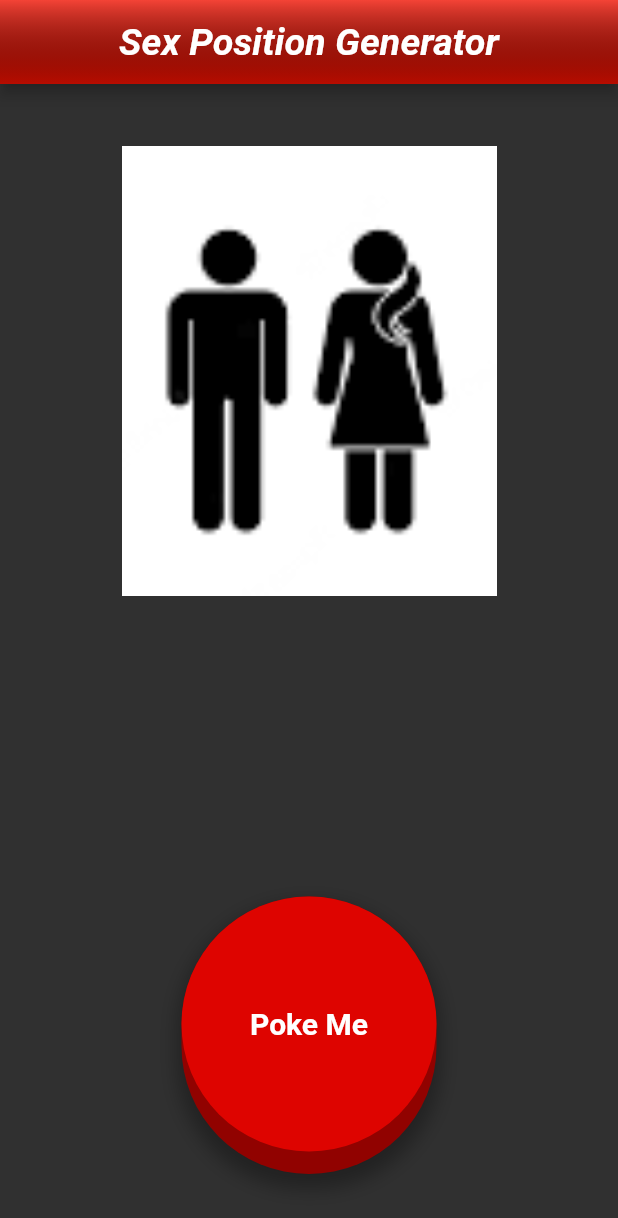
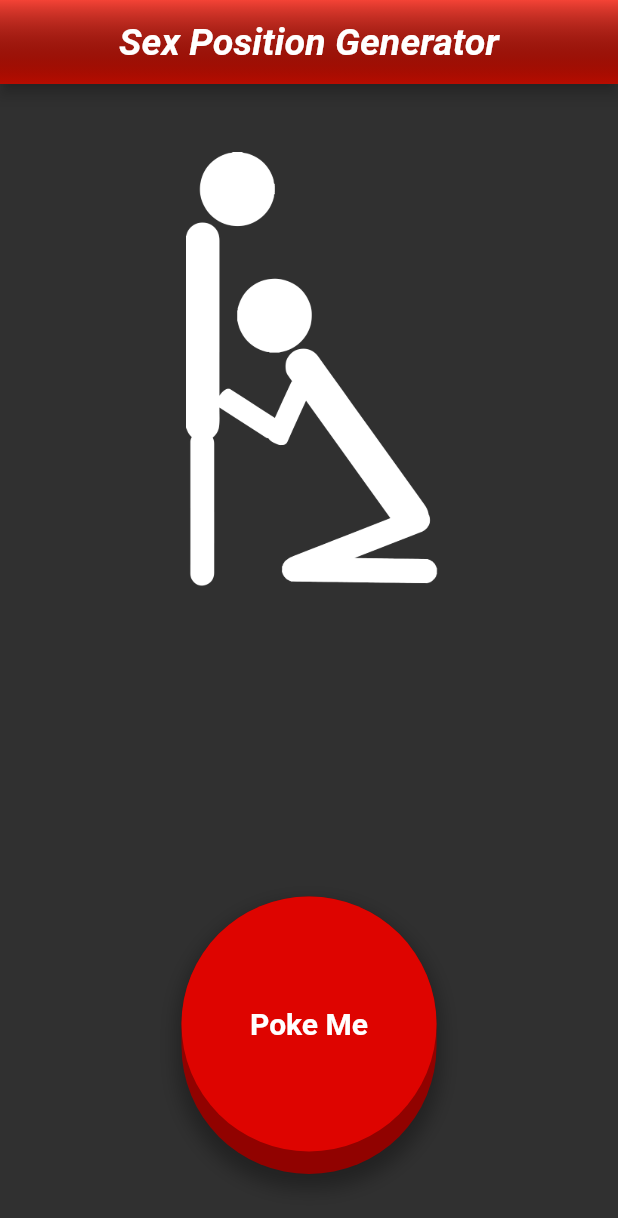
Before and after one commit to XXLZopes/buttin, a Flutter app: the screen it shows after launch, on a phone screen of 412 x 824 dp. Shown: the top 1218 px of the screen. Run offline on Flutter 3.47's test engine with Material 2 defaults, Android fonts, the phone set to English and light mode, and no system bars; our stand-ins replace google_mobile_ads; network calls fail; Roboto replaces fonts that are missing (Georgia).

Commit message:
started on artwork

```diff
--- a/lib/main.dart
+++ b/lib/main.dart
@@ -65,20 +65,13 @@ class _MyAppState extends State<MyApp> {
   ];
   final sexPostions = [
     'Doggy',
-    'Monster Mash',
-    'Alone and Sad',
-    'Twisting Tower',
-    'Pegging',
-    'Double pegging',
-    'Man on man',
-    'Missionary',
-    'Blowy from the back',
-    'Cowgirl'
+    'Cowgirl',
+    'Blowy'
   ];
 
   var buttonTextArrayIndex = 0;
   var _buttonText = 'Poke Me';
-  String _sexImage = 'assets/zero.png';
+  String _sexImage = 'assets/zero2.webp';
   void changeButtonText() {
     setState(() {
       buttonTextArrayIndex < buttonTextArray.length - 1
```
Also changed, not shown: assets/alone_and_sad.webp (deleted), assets/blowy.webp (added), assets/blowy_from_the_back.webp (deleted), assets/cowgirl.webp, assets/doggy.webp, assets/double_pegging.webp (deleted), assets/man_on_man.webp (deleted), assets/missionary.webp (deleted), assets/monster_mash.webp (deleted), assets/pegging.webp (deleted), assets/twisting_tower.webp (deleted), assets/zero.png (deleted), assets/zero2.webp (added), pubspec.lock.
